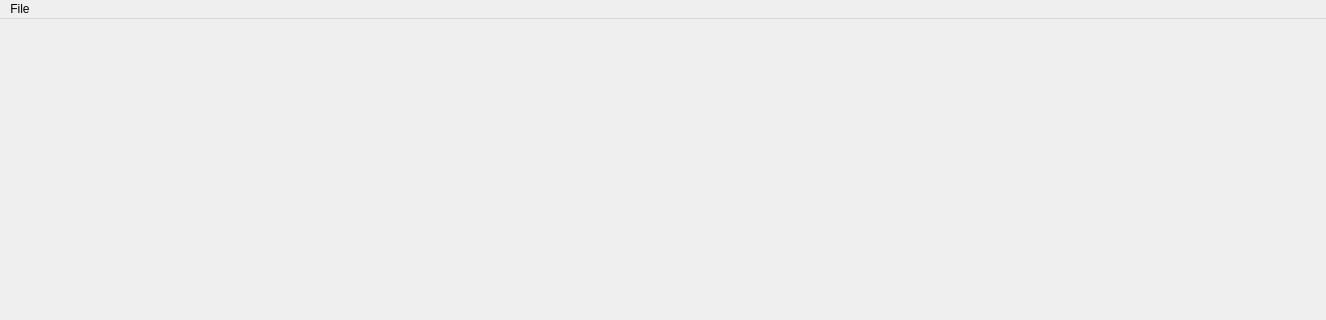
Qt form StudyGuide/ui/MainWindow.ui (JesseRobot01/PlanGuidePlanner) before a commit; both pictures show x 0 to 1326 and y 0 to 320 of the 1326 by 767 pixel window.
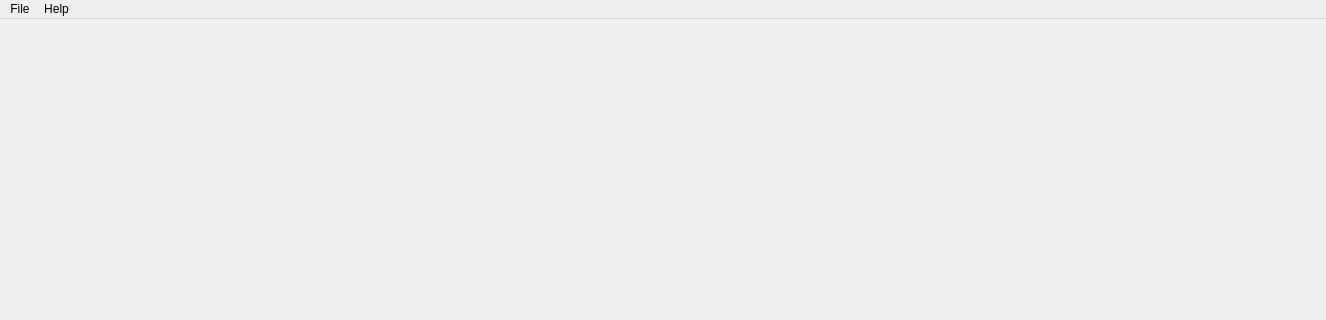
The same form after that commit.

Patch:
```diff
--- a/StudyGuide/ui/MainWindow.ui
+++ b/StudyGuide/ui/MainWindow.ui
@@ -82,7 +82,14 @@
                 <addaction name="actionPreference"/>
                 <addaction name="actionExit"/>
             </widget>
+            <widget class="QMenu" name="menuHelp">
+                <property name="title">
+                    <string>Help</string>
+                </property>
+                <addaction name="actionAbout"/>
+            </widget>
             <addaction name="menuFile"/>
+            <addaction name="menuHelp"/>
         </widget>
         <widget class="QStatusBar" name="statusbar"/>
         <action name="actionExit">
```
Left out of the diff: 5 changed lines with no effect on the pictures.
